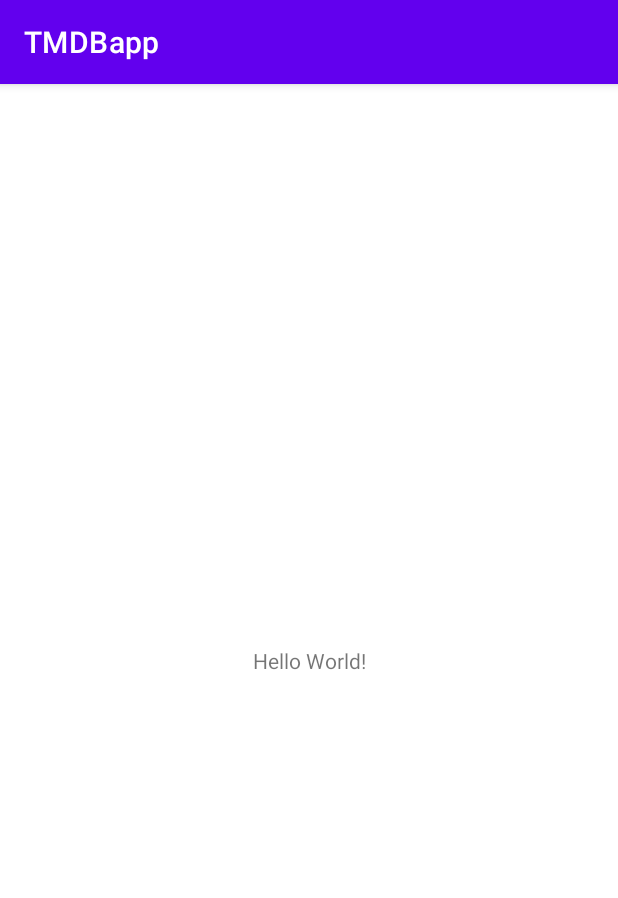
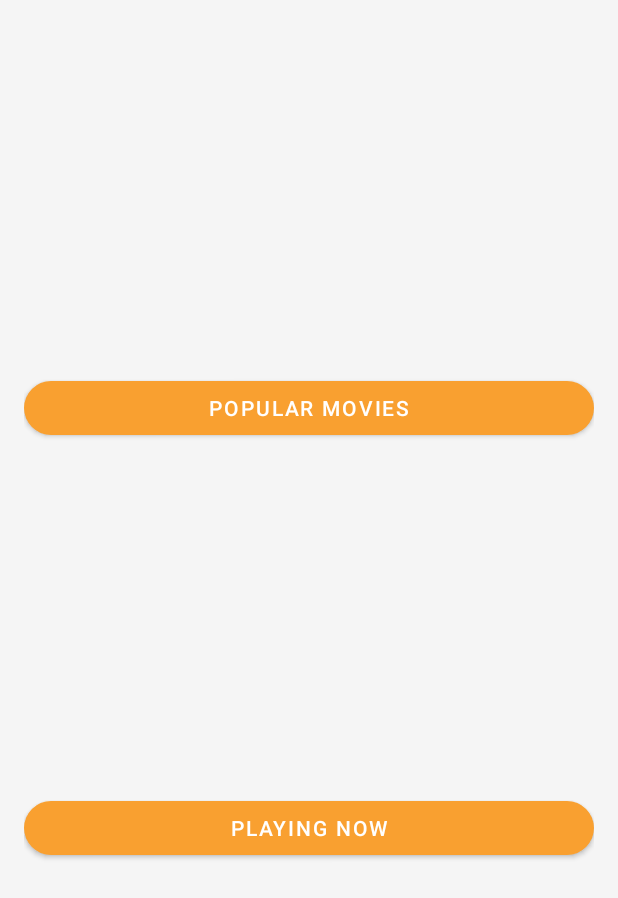
Before and after one commit to samuelon-android/TMDBapp, an Android app: the screen it shows after launch (HomeActivity), on a phone screen of 412 x 824 dp. Shown: the top 898 px of the screen. Run offline under Robolectric (Android 15) with nearby library versions, the phone set to English and light mode, and no system bars; our stand-ins replace data binding.

Commit message:
navegation complete between transitions

```diff
--- a/app/src/main/java/com/example/tmdbapp/presentation/HomeActivity.kt
+++ b/app/src/main/java/com/example/tmdbapp/presentation/HomeActivity.kt
@@ -1,12 +1,34 @@
 package com.example.tmdbapp.presentation
 
+import android.app.ActivityOptions
+import android.content.Intent
 import androidx.appcompat.app.AppCompatActivity
 import android.os.Bundle
+import androidx.databinding.DataBindingUtil
 import com.example.tmdbapp.R
+import com.example.tmdbapp.databinding.ActivityHomeBinding
 
 class HomeActivity : AppCompatActivity() {
+
+    private lateinit var binding : ActivityHomeBinding
+
     override fun onCreate(savedInstanceState: Bundle?) {
         super.onCreate(savedInstanceState)
-        setContentView(R.layout.activity_main)
+        binding = DataBindingUtil.setContentView(this,R.layout.activity_home)
+
+        binding.apply {
+
+            btnPopularMovies.setOnClickListener {
+                val intent = Intent(this@HomeActivity,PopularMoviesActivity::class.java)
+                startActivity(intent,ActivityOptions.makeSceneTransitionAnimation(this@HomeActivity).toBundle())
+            }
+
+            btnPlayingMovies.setOnClickListener {
+                val intent = Intent(this@HomeActivity,PlayingMoviesActivity::class.java)
+                startActivity(intent,ActivityOptions.makeSceneTransitionAnimation(this@HomeActivity).toBundle())
+            }
+
+        }
+
     }
 }
--- /dev/null
+++ b/app/src/main/res/layout/activity_home.xml
@@ -0,0 +1,32 @@
+<?xml version="1.0" encoding="utf-8"?>
+<layout>
+<androidx.constraintlayout.widget.ConstraintLayout xmlns:android="http://schemas.android.com/apk/res/android"
+    xmlns:app="http://schemas.android.com/apk/res-auto"
+    xmlns:tools="http://schemas.android.com/tools"
+    android:layout_width="match_parent"
+    android:layout_height="match_parent"
+    android:padding="@dimen/common_16"
+    tools:context=".presentation.HomeActivity">
+
+    <com.google.android.material.button.MaterialButton
+        android:id="@+id/btn_popularMovies"
+        android:layout_width="match_parent"
+        android:layout_height="wrap_content"
+        app:layout_constraintStart_toStartOf="parent"
+        app:layout_constraintEnd_toEndOf="parent"
+        app:layout_constraintTop_toTopOf="parent"
+        app:layout_constraintBottom_toTopOf="@id/btn_playingMovies"
+        android:text="@string/popularMovies"/>
+
+    <com.google.android.material.button.MaterialButton
+        android:id="@+id/btn_playingMovies"
+        android:layout_width="match_parent"
+        android:layout_height="wrap_content"
+        app:layout_constraintStart_toStartOf="parent"
+        app:layout_constraintEnd_toEndOf="parent"
+        app:layout_constraintBottom_toBottomOf="parent"
+        app:layout_constraintTop_toBottomOf="@id/btn_popularMovies"
+        android:text="@string/playingMovies"/>
+
+</androidx.constraintlayout.widget.ConstraintLayout>
+</layout>
--- a/app/src/main/res/layout/activity_main.xml
+++ /dev/null
@@ -1,18 +0,0 @@
-<?xml version="1.0" encoding="utf-8"?>
-<androidx.constraintlayout.widget.ConstraintLayout xmlns:android="http://schemas.android.com/apk/res/android"
-    xmlns:app="http://schemas.android.com/apk/res-auto"
-    xmlns:tools="http://schemas.android.com/tools"
-    android:layout_width="match_parent"
-    android:layout_height="match_parent"
-    tools:context=".presentation.HomeActivity">
-
-    <TextView
-        android:layout_width="wrap_content"
-        android:layout_height="wrap_content"
-        android:text="Hello World!"
-        app:layout_constraintBottom_toBottomOf="parent"
-        app:layout_constraintLeft_toLeftOf="parent"
-        app:layout_constraintRight_toRightOf="parent"
-        app:layout_constraintTop_toTopOf="parent" />
-
-</androidx.constraintlayout.widget.ConstraintLayout>
--- /dev/null
+++ b/app/src/main/res/transition/slide.xml
@@ -0,0 +1,7 @@
+<?xml version="1.0" encoding="utf-8"?>
+<slide xmlns:android="http://schemas.android.com/apk/res/android"
+
+    android:slideEdge="end"
+    android:duration="1500">
+
+</slide>
--- a/app/src/main/res/values/colors.xml
+++ b/app/src/main/res/values/colors.xml
@@ -7,4 +7,22 @@
     <color name="teal_700">#FF018786</color>
     <color name="black">#FF000000</color>
     <color name="white">#FFFFFFFF</color>
+
+
+    <!--mis colores-->
+    <color name="primaryColor">#F9A030</color>
+    <color name="primaryLightColor">#FB930F</color>
+    <color name="primaryDarkColor">#C87000</color>
+    <color name="secondaryColor">#48A0FF </color>
+    <color name="secondaryLightColor">#74A2D3</color>
+    <color name="secondaryDarkColor">#126BCB</color>
+    <color name="primaryTextColor">#ffffff</color>
+    <color name="secondaryTextColor">#ffffff</color>
+
+    <color name="background">#f5f5f5</color>
+    <color name="backgroundTextColor">#000000</color>
+    <color name="surface">#ffffff</color>
+    <color name="surfaceTextColor">#000000</color>
+    <color name="error">#d50000</color>
+    <color name="errorTextColor">#ffffff</color>
 </resources>
--- /dev/null
+++ b/app/src/main/res/values/dimens.xml
@@ -0,0 +1,4 @@
+<?xml version="1.0" encoding="utf-8"?>
+<resources>
+    <dimen name="common_16">16dp</dimen>
+</resources>
--- /dev/null
+++ b/app/src/main/res/values/shape.xml
@@ -0,0 +1,14 @@
+<?xml version="1.0" encoding="utf-8"?>
+<resources>
+
+    <style name="Theme.MyTheme.SmallComponent" parent="Theme.MyTheme">
+        <item name="cornerFamily">rounded</item>
+        <item name="cornerSize">999dp</item>
+    </style>
+
+    <style name="Theme.MyTheme.MediumComponent" parent="Theme.MyTheme">
+        <item name="cornerFamily">rounded</item>
+        <item name="cornerSize">24dp</item>
+    </style>
+
+</resources>
--- a/app/src/main/res/values/strings.xml
+++ b/app/src/main/res/values/strings.xml
@@ -1,3 +1,5 @@
 <resources>
     <string name="app_name">TMDBapp</string>
+    <string name="popularMovies">Popular Movies</string>
+    <string name="playingMovies">Playing Now</string>
 </resources>
--- a/app/src/main/res/values/themes.xml
+++ b/app/src/main/res/values/themes.xml
@@ -13,4 +13,45 @@
         <item name="android:statusBarColor" tools:targetApi="l">?attr/colorPrimaryVariant</item>
         <!-- Customize your theme here. -->
     </style>
+
+
+    <style name="Theme.MyTheme" parent="Theme.MaterialComponents.DayNight.NoActionBar">
+
+        <!--colores de mi tema-->
+
+        <!-- Primary brand color. -->
+        <item name="colorPrimary">@color/primaryColor</item>
+        <item name="colorPrimaryVariant">@color/primaryDarkColor</item>
+        <item name="colorOnPrimary">@color/primaryTextColor</item>
+
+        <!-- Secondary brand color. -->
+        <item name="colorSecondary">@color/secondaryColor</item>
+        <item name="colorSecondaryVariant">@color/secondaryDarkColor</item>
+        <item name="colorOnSecondary">@color/secondaryTextColor</item>
+
+        <!-- Status bar color. -->
+        <item name="android:statusBarColor" tools:targetApi="l">?attr/colorPrimaryVariant</item>
+        <item name="android:navigationBarColor" tools:ignore="NewApi">@color/primaryDarkColor</item>
+        <item name="android:windowLightNavigationBar" tools:ignore="NewApi">false</item>
+        <item name="android:navigationBarDividerColor" tools:ignore="NewApi">?colorControlHighlight</item>
+
+        <item name="android:colorBackground">@color/background</item>
+        <item name="colorSurface">@color/surface</item>
+        <item name="colorError">@color/error</item>
+
+        <item name="colorOnBackground">@color/backgroundTextColor</item>
+        <item name="colorOnSurface">@color/surfaceTextColor</item>
+        <item name="colorOnError">@color/errorTextColor</item>
+
+        <!--my shapes-->
+        <item name="shapeAppearanceSmallComponent">@style/Theme.MyTheme.SmallComponent</item>
+        <item name="shapeAppearanceMediumComponent">@style/Theme.MyTheme.MediumComponent</item>
+
+        <!--my transitions-->
+        <item name="android:windowEnterTransition">@transition/slide</item>
+        <item name="android:windowExitTransition">@transition/slide</item>
+        <item name="android:windowTransitionBackgroundFadeDuration">2000</item>
+
+    </style>
+
 </resources>
```
Also changed, not shown: app/src/main/AndroidManifest.xml (+7 -1 lines), app/src/main/java/com/example/tmdbapp/presentation/PlayingMoviesActivity.kt (added, +17 -0 lines), app/src/main/java/com/example/tmdbapp/presentation/PopularMoviesActivity.kt (added, +17 -0 lines), app/src/main/res/layout/activity_playing_movies.xml (added, +11 -0 lines), app/src/main/res/layout/activity_popular_movies.xml (added, +11 -0 lines).
